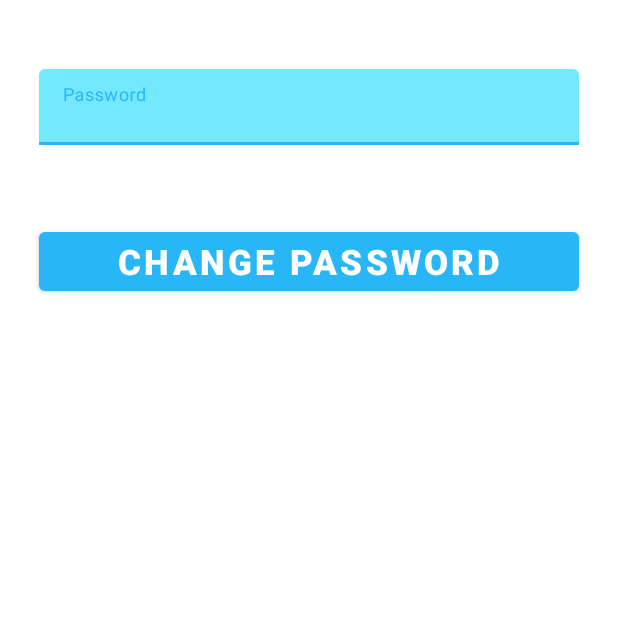
After one commit to damvulong/Fani, an Android app: the ChangePasswordActivity screen opened directly, with no data from a screen before it, on a phone screen of 412 x 824 dp, the top half of it. The commit adds this screen. Run offline under Robolectric (Android 15) with nearby library versions, the phone set to English and light mode, and no system bars; our stand-ins replace Firebase (no records; nobody signed in at launch, a user with empty details on screens opened directly), sdp/ssp sizes.

Commit message:
change password

```diff
--- a/app/src/main/AndroidManifest.xml
+++ b/app/src/main/AndroidManifest.xml
@@ -11,6 +11,9 @@
         android:roundIcon="@mipmap/ic_launcher_round"
         android:supportsRtl="true"
         android:theme="@style/Theme.Fani">
+        <activity
+            android:name=".ui.ChangePasswordActivity"
+            android:exported="false" />
         <activity
             android:name=".ui.PaymentMethodActivity"
             android:exported="false" />
--- /dev/null
+++ b/app/src/main/java/com/example/fani/ui/ChangePasswordActivity.java
@@ -0,0 +1,63 @@
+/*
+ * *
+ *  * Created by damvulong on 5/9/22, 10:41 AM
+ *  * Copyright (c) 2022 . All rights reserved.
+ *  * Last modified 5/9/22, 10:41 AM
+ *
+ */
+
+package com.example.fani.ui;
+
+import androidx.annotation.NonNull;
+import androidx.appcompat.app.AppCompatActivity;
+
+import android.content.Intent;
+import android.os.Bundle;
+import android.view.View;
+import android.widget.Button;
+import android.widget.EditText;
+import android.widget.Toast;
+
+import com.example.fani.R;
+import com.example.fani.fragment.ProfileFragment;
+import com.google.android.gms.tasks.OnCompleteListener;
+import com.google.android.gms.tasks.Task;
+import com.google.firebase.auth.FirebaseAuth;
+import com.google.firebase.auth.FirebaseUser;
+
+public class ChangePasswordActivity extends AppCompatActivity {
+
+    Button btnChangeNewPass;
+    EditText etNewPass;
+
+    @Override
+    protected void onCreate(Bundle savedInstanceState) {
+        super.onCreate(savedInstanceState);
+        setContentView(R.layout.activity_change_password);
+
+        btnChangeNewPass = findViewById(R.id.btn_change_new_password);
+        etNewPass = findViewById(R.id.et_new_password);
+
+        btnChangeNewPass.setOnClickListener(new View.OnClickListener() {
+            @Override
+            public void onClick(View view) {
+                onClickChangePassword();
+            }
+        });
+    }
+
+    private void onClickChangePassword() {
+        String newPass = etNewPass.getText().toString();
+        FirebaseUser user = FirebaseAuth.getInstance().getCurrentUser();
+
+        user.updatePassword(newPass)
+                .addOnCompleteListener(new OnCompleteListener<Void>() {
+                    @Override
+                    public void onComplete(@NonNull Task<Void> task) {
+                        if (task.isSuccessful()) {
+                            Toast.makeText(ChangePasswordActivity.this, "Your Password Updated", Toast.LENGTH_SHORT).show();
+                        }
+                    }
+                });
+    }
+}
--- /dev/null
+++ b/app/src/main/res/layout/activity_change_password.xml
@@ -0,0 +1,49 @@
+<?xml version="1.0" encoding="utf-8"?>
+<!--
+  ~ /**
+  ~  * Created by damvulong on 5/9/22, 10:41 AM
+  ~  * Copyright (c) 2022 . All rights reserved.
+  ~  * Last modified 5/9/22, 10:41 AM
+  ~  */
+  -->
+
+<RelativeLayout xmlns:android="http://schemas.android.com/apk/res/android"
+    xmlns:app="http://schemas.android.com/apk/res-auto"
+    xmlns:tools="http://schemas.android.com/tools"
+    android:layout_width="match_parent"
+    android:layout_height="match_parent"
+    tools:context=".ui.ChangePasswordActivity">
+
+    <com.google.android.material.textfield.TextInputLayout
+        android:id="@+id/textInputNewPassword"
+        android:layout_width="match_parent"
+        android:layout_height="wrap_content"
+        android:layout_marginTop="20dp">
+
+        <EditText
+            android:id="@+id/et_new_password"
+            android:layout_width="match_parent"
+            android:layout_height="wrap_content"
+            android:backgroundTint="@color/light"
+            android:layout_margin="@dimen/_20sdp"
+            android:hint="Password"
+            android:inputType="textPassword"
+            android:maxLines="1"
+            android:textSize="12sp" />
+
+    </com.google.android.material.textfield.TextInputLayout>
+
+    <Button
+        android:id="@+id/btn_change_new_password"
+        android:layout_width="match_parent"
+        android:layout_height="wrap_content"
+        android:layout_below="@+id/textInputNewPassword"
+        android:layout_margin="@dimen/_20sdp"
+        android:text="Change Password"
+        android:textColor="@color/white"
+        android:textStyle="bold"
+        android:textSize="@dimen/_18sdp"/>
+
+
+
+</RelativeLayout>
```
Also changed, not shown: app/src/main/java/com/example/fani/fragment/ProfileFragment.java (+17 -3 lines), app/src/main/java/com/example/fani/ui/LoginActivity.java (+4 -4 lines), app/src/main/res/layout/fragment_profile.xml (+6 -3 lines).
